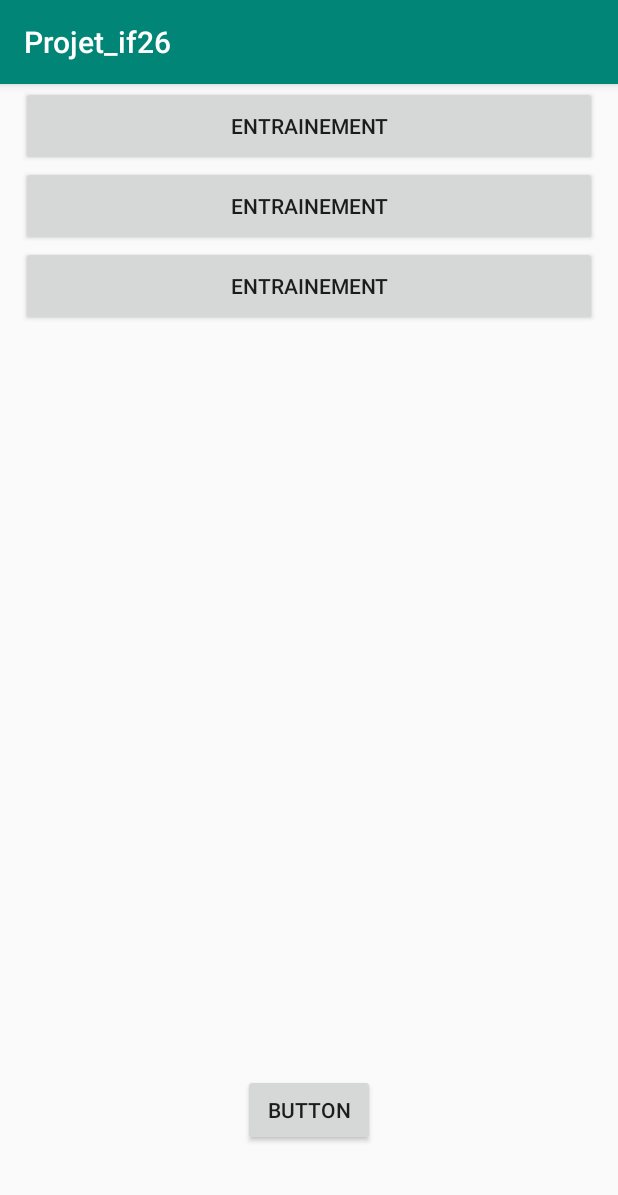
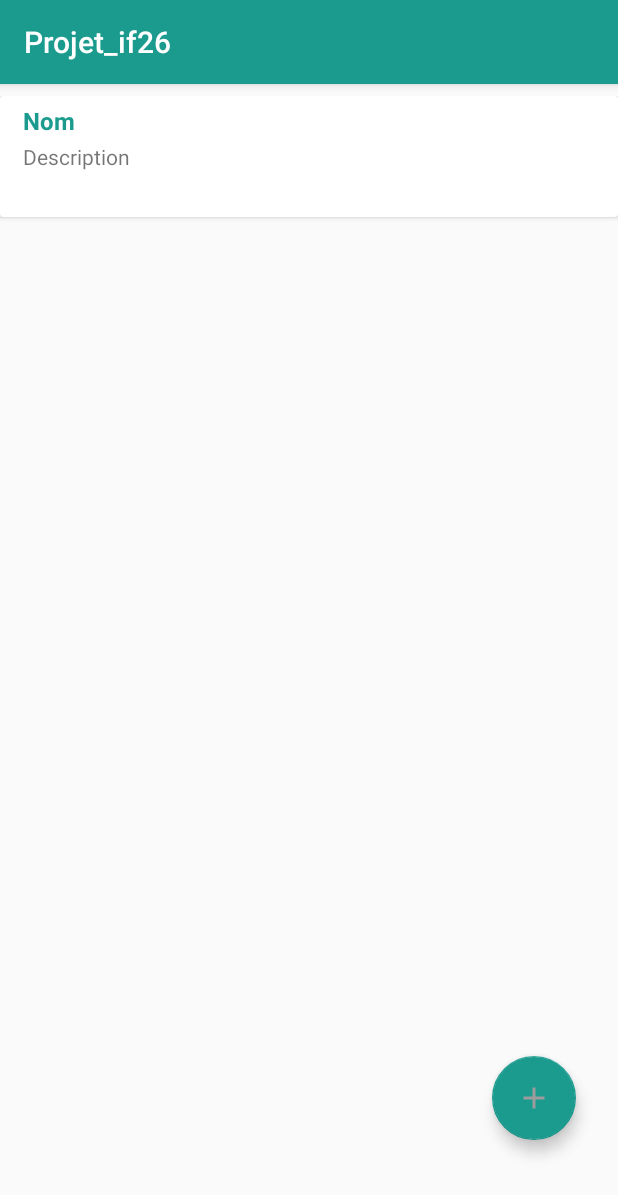
Before and after one commit to tomherbin/Projet_if26, an Android app: the Home screen opened directly, with no data from a screen before it, on a phone screen of 412 x 824 dp. Shown: the top 1195 px of the screen. Run offline under Robolectric (Android 15) with nearby library versions, the phone set to English and light mode, and no system bars; 1 statement that could not run was skipped.

Commit message:
Suppression des fragments message et add

```diff
--- a/app/build.gradle
+++ b/app/build.gradle
@@ -68,7 +68,9 @@ dependencies {
     implementation 'com.android.support.constraint:constraint-layout:+'
     implementation 'android.arch.lifecycle:extensions:1.+'
 }
-
+dependencies {
+    implementation 'com.android.support:cardview-v7:28.0.0'
+}
 dependencies {
     implementation 'com.android.support:appcompat-v7:28.+'
     implementation 'com.android.support.constraint:constraint-layout:+'
--- a/app/src/main/java/com/example/tom/projet_if26/EntrainementPersistance.java
+++ b/app/src/main/java/com/example/tom/projet_if26/EntrainementPersistance.java
@@ -24,8 +24,9 @@ public class EntrainementPersistance extends SQLiteOpenHelper implements Persist
     // liste des attributs
     private static final String ATTRIBUT_TITRE_ENTRAINEMENT = "titreEntrainement";
     private static final String ATTRIBUT_KEY = "key";
+    private static final String ATTRIBUT_REPETITION = "repetition";
 
-
+/*
     // nom de la table
     private static final String TABLE_EXERCICE = "exercice";
     //attributs
@@ -33,19 +34,56 @@ public class EntrainementPersistance extends SQLiteOpenHelper implements Persist
     private static final String ATTRIBUT_EXERCICEKEY = "exerciceKey";
     private static final String ATTRIBUT_REPS = "reps";
     private static final String ATTRIBUT_SERIE = "serie";
+*/
 
 
-
-    public EntrainementPersistance(Context context) {
-        super(context, DATABASE_NAME, null, DATABASE_VERSION);
-
-        System.out.println("Banzaiiiii");
+    public EntrainementPersistance(Context context ) {
+        super(context, DATABASE_NAME, null, 1);
     }
 
+    public void onCreate(SQLiteDatabase db) {
+        final String table_entrainement_create =
+                "CREATE TABLE " + TABLE_ENTRAINEMENT + "(" +
+                        ATTRIBUT_KEY + "INTEGER PRIMARY KEY AUTOINCREMENT," +
+                        ATTRIBUT_TITRE_ENTRAINEMENT + " TEXT," +
+                        ATTRIBUT_REPETITION + "INTEGER)";
+        db.execSQL(table_entrainement_create);
+
+    }
+
+    public void onUpgrade(SQLiteDatabase db, int oldVersion, int newVersion) {
+        db.execSQL("DROP TABLE " + TABLE_ENTRAINEMENT);
+        onCreate(db);
+    }
+
+    public void addEntrainement(String nom) {
+        SQLiteDatabase db = this.getWritableDatabase();
+        ContentValues values = new ContentValues();
+        values.put(ATTRIBUT_TITRE_ENTRAINEMENT, nom);
+        values.put(ATTRIBUT_REPETITION,0);
+
+        db.insert(TABLE_ENTRAINEMENT, null, values);
+        db.close();
+    }
+
+    public Cursor getListEntrainement() {
+        SQLiteDatabase db = this.getReadableDatabase();
+        Cursor data = db.rawQuery("SELECT titreEntrainement FROM " + TABLE_ENTRAINEMENT,null);
+        return  data;
+
+    }
+    public void initData(){
+        PredefiniEntrainement liste = new PredefiniEntrainement();
+        for (ListeEntrainement l : liste.getListe()){
+            addEntrainement(l.getTitre());
+        }
+    }
+
+/*--------------------
     @Override
     public void onCreate(SQLiteDatabase db) {
 
-        final String table_exercice_create =
+       /* final String table_exercice_create =
                 "CREATE TABLE " + TABLE_EXERCICE + "(" +
                         ATTRIBUT_EXERCICEKEY + " TEXT primary key,"  +
                         ATTRIBUT_KEY + " TEXT primary key,"  +
@@ -56,17 +94,18 @@ public class EntrainementPersistance extends SQLiteOpenHelper implements Persist
         final String table_entrainement_create =
                 "CREATE TABLE " + TABLE_ENTRAINEMENT + "(" +
                         ATTRIBUT_KEY + "TEXT primary key,"  +
-                        ATTRIBUT_TITRE_ENTRAINEMENT + " TEXT)";
+                        ATTRIBUT_TITRE_ENTRAINEMENT + " TEXT, +" +
+                        ATTRIBUT_REPETITION +"INTEGER)";
 
 
-        final String fk = "ALTER TABLE" + TABLE_EXERCICE + "\n" +
-                "ADD CONSTRAINT fk_exercice_key FOREIGN KEY ("+ATTRIBUT_EXERCICEKEY+") REFERENCES "+TABLE_ENTRAINEMENT+"("+ATTRIBUT_EXERCICEKEY+"); ";
+       // final String fk = "ALTER TABLE" + TABLE_EXERCICE + "\n" +
+        //        "ADD CONSTRAINT fk_exercice_key FOREIGN KEY ("+ATTRIBUT_EXERCICEKEY+") REFERENCES "+TABLE_ENTRAINEMENT+"("+ATTRIBUT_EXERCICEKEY+"); ";
         db.execSQL(table_entrainement_create);
-        db.execSQL(table_exercice_create);
-        db.execSQL(fk);
-        System.out.println("Table créé : "+table_exercice_create);
+        //db.execSQL(table_exercice_create);
+       // db.execSQL(fk);
+       //System.out.println("Table créé : "+table_exercice_create);
         System.out.println("Table créé : "+table_entrainement_create);
-        System.out.println("Clé étrangère créée : "+fk);
+      //  System.out.println("Clé étrangère créée : "+fk);
 
 
     }
@@ -74,7 +113,7 @@ public class EntrainementPersistance extends SQLiteOpenHelper implements Persist
     @Override
     public void onUpgrade(SQLiteDatabase db, int oldVersion, int newVersion) {
 
-        db.execSQL("DROP TABLE "+TABLE_EXERCICE);
+     //   db.execSQL("DROP TABLE "+TABLE_EXERCICE);
         db.execSQL("DROP TABLE "+TABLE_ENTRAINEMENT);
         onCreate(db);
     }
@@ -104,7 +143,7 @@ public class EntrainementPersistance extends SQLiteOpenHelper implements Persist
 
     @Override
     public void initData() {
-
+System.out.println("Création");
 
 
 
@@ -135,7 +174,7 @@ public class EntrainementPersistance extends SQLiteOpenHelper implements Persist
         return p;
     }
 
-    */
+
 
 
     @Override
@@ -164,4 +203,6 @@ public class EntrainementPersistance extends SQLiteOpenHelper implements Persist
         return exercices;
 
     }
+
+  ---------------------  */
 }
--- a/app/src/main/java/com/example/tom/projet_if26/Home.java
+++ b/app/src/main/java/com/example/tom/projet_if26/Home.java
@@ -1,38 +1,57 @@
 package com.example.tom.projet_if26;
 
+import android.content.ContentValues;
 import android.content.Intent;
+import android.database.Cursor;
+import android.database.sqlite.SQLiteDatabase;
+import android.support.design.widget.FloatingActionButton;
+import android.support.v7.app.AlertDialog;
 import android.support.v7.app.AppCompatActivity;
 import android.os.Bundle;
 import android.view.View;
+import android.widget.ArrayAdapter;
 import android.widget.Button;
+import android.widget.EditText;
+import android.widget.ListAdapter;
 import android.widget.ListView;
 import android.widget.TextView;
 import android.widget.Toast;
 
 import com.example.tom.projet_if26.ui.home.HomeFragment;
 
+import java.lang.reflect.Array;
 import java.util.ArrayList;
+import java.util.List;
 
 public class Home extends AppCompatActivity {
-
-    private Button training;
-    private TextView mTextMessage;
+    private ListView lv;
+    private FloatingActionButton add;
 
 
     @Override
     protected void onCreate(Bundle savedInstanceState) {
         super.onCreate(savedInstanceState);
         setContentView(R.layout.home_activity);
+
         if (savedInstanceState == null) {
             getSupportFragmentManager().beginTransaction()
                     .replace(R.id.container, HomeFragment.newInstance())
                     .commitNow();
-
         }
 
 
 
+
+
+
+
+
     }
+
+     /*   public void dEntrainement() {
+            DialogEntrainement dialogEdit = new DialogEntrainement();
+            dialogEdit.show(getSupportFragmentManager(), "Ajouter entraînement");
+    }*/
 
 
 
--- a/app/src/main/java/com/example/tom/projet_if26/MainActivity.java
+++ b/app/src/main/java/com/example/tom/projet_if26/MainActivity.java
@@ -66,8 +66,6 @@ public class MainActivity extends AppCompatActivity {
 
 
 
-//db = new EntrainementPersistance(this);
-
 
     }
 
--- a/app/src/main/java/com/example/tom/projet_if26/PersistanceInterface.java
+++ b/app/src/main/java/com/example/tom/projet_if26/PersistanceInterface.java
@@ -4,9 +4,11 @@ import java.util.ArrayList;
 
 public interface PersistanceInterface {
 
+    // ajoute un Programme d'entrainement dans la base
+    public void addEntrainement(String nom);
+    public void initData();
+/*
 
-    // ajoute un Programme d'entrainement dans la base
-    public void addEntrainement(ProgrammeEntrainement p);
 
     // ajoute l'ensemble des Entrainements via la méthode getEntrainement
     public void initData();
@@ -26,5 +28,5 @@ public interface PersistanceInterface {
     // retourne l'ensemble des modules de la base
     public ArrayList<ProgrammeEntrainement> getAllEntrainements();
 
-
+*/
 }
--- a/app/src/main/java/com/example/tom/projet_if26/ui/home/HomeFragment.java
+++ b/app/src/main/java/com/example/tom/projet_if26/ui/home/HomeFragment.java
@@ -2,24 +2,35 @@ package com.example.tom.projet_if26.ui.home;
 
 import android.arch.lifecycle.ViewModelProviders;
 import android.content.Intent;
+import android.database.Cursor;
+import android.database.sqlite.SQLiteDatabase;
 import android.os.Bundle;
 import android.support.annotation.NonNull;
 import android.support.annotation.Nullable;
+import android.support.design.widget.FloatingActionButton;
 import android.support.v4.app.Fragment;
+import android.support.v7.app.AlertDialog;
 import android.view.LayoutInflater;
 import android.view.MenuItem;
 import android.view.View;
 import android.view.ViewGroup;
 import android.widget.Button;
+import android.widget.EditText;
+import android.widget.ListView;
 import android.widget.Toast;
 
 import com.example.tom.projet_if26.Entrainement;
+import com.example.tom.projet_if26.EntrainementPersistance;
+import com.example.tom.projet_if26.Home;
 import com.example.tom.projet_if26.MainActivity;
 import com.example.tom.projet_if26.R;
+
+import java.util.ArrayList;
 
 public class HomeFragment extends Fragment {
 
     private HomeViewModel mViewModel;
+    private EntrainementPersistance db ;
 
     public static HomeFragment newInstance() {
         return new HomeFragment();
@@ -36,6 +47,7 @@ public class HomeFragment extends Fragment {
     public View onCreateView(@NonNull LayoutInflater inflater, @Nullable ViewGroup container,
                              @Nullable Bundle savedInstanceState) {
         View v = inflater.inflate(R.layout.home_fragment, container, false);
+        db= new EntrainementPersistance(getContext());
         initUI(v);
         return v;
 
@@ -51,18 +63,38 @@ public class HomeFragment extends Fragment {
 
 
     private void initUI(View v){
-        Button button1 =(Button)v.findViewById(R.id.button);
-
-
-
-        button1.setOnClickListener(new View.OnClickListener() {
-
+        ListView lv = v.findViewById(R.id.lv);
+        FloatingActionButton add = (FloatingActionButton) v.findViewById(R.id.fba);
+        add.setOnClickListener( new View.OnClickListener() {
             @Override
             public void onClick(View v) {
-                startActivity(new Intent(getContext(), Entrainement.class));
+                AlertDialog.Builder mBuilder= new AlertDialog.Builder(getActivity());
+                View mView= getLayoutInflater().inflate(R.layout.dialog_entre,null);
+                final EditText nom= (EditText) mView.findViewById(R.id.editNom);
+                Button ok = (Button) mView.findViewById(R.id.btnOk);
 
+                ok.setOnClickListener(new View.OnClickListener(){
+                    @Override
+                    public void onClick(View v) {
+                        if(!nom.getText().toString().isEmpty()){
+
+                            Toast.makeText(getActivity(),
+                                    "Ajout réussi",Toast.LENGTH_SHORT).show();
+                            db.addEntrainement(nom.getText().toString());
+
+                        }else{
+                            Toast.makeText(getActivity(),
+                                    "Insérer un nom",Toast.LENGTH_SHORT).show();
+                        }
+                    }
+                });
+                mBuilder.setView(mView);
+                AlertDialog dialog =mBuilder.create();
+                dialog.show();
             }
         });
+        ArrayList<String> list = new ArrayList<>();
+        Cursor data = db.getListEntrainement();
     }
 
 
--- /dev/null
+++ b/app/src/main/res/drawable/ic_add_circle_black_24dp.xml
@@ -0,0 +1,5 @@
+<vector android:height="24dp" android:tint="#2C6771"
+    android:viewportHeight="24.0" android:viewportWidth="24.0"
+    android:width="24dp" xmlns:android="http://schemas.android.com/apk/res/android">
+    <path android:fillColor="#FF000000" android:pathData="M12,2C6.48,2 2,6.48 2,12s4.48,10 10,10 10,-4.48 10,-10S17.52,2 12,2zM17,13h-4v4h-2v-4L7,13v-2h4L11,7h2v4h4v2z"/>
+</vector>
--- a/app/src/main/res/layout/home_fragment.xml
+++ b/app/src/main/res/layout/home_fragment.xml
@@ -7,52 +7,77 @@
     android:layout_height="match_parent"
     tools:context=".ui.home.HomeFragment">
 
-    <Button
-        android:id="@+id/button"
-        android:layout_width="384dp"
-        android:layout_height="53dp"
-        android:layout_marginTop="1dp"
-        android:text="Entrainement"
+
+    <LinearLayout
+        android:layout_width="412dp"
+        android:layout_height="match_parent"
+        android:layout_marginTop="8dp"
+        android:orientation="vertical"
         app:layout_constraintEnd_toEndOf="parent"
         app:layout_constraintStart_toStartOf="parent"
-        app:layout_constraintTop_toTopOf="parent" />
+        app:layout_constraintTop_toTopOf="parent">
 
-    <Button
-        android:id="@+id/button2"
-        android:layout_width="384dp"
-        android:layout_height="53dp"
-        android:text="Entrainement"
-        app:layout_constraintEnd_toEndOf="parent"
-        app:layout_constraintStart_toStartOf="parent"
-        app:layout_constraintTop_toBottomOf="@+id/button" />
+        <android.support.v7.widget.CardView
+            android:layout_width="match_parent"
+            android:layout_height="wrap_content">
 
-    <Button
-        android:id="@+id/button3"
-        android:layout_width="384dp"
-        android:layout_height="53dp"
-        android:text="Entrainement"
-        app:layout_constraintEnd_toEndOf="parent"
-        app:layout_constraintStart_toStartOf="parent"
-        app:layout_constraintTop_toBottomOf="@+id/button2" />
+            <RelativeLayout
+                android:layout_width="match_parent"
+                android:layout_height="wrap_content">
 
-    <Button
-        android:id="@+id/button5"
+            </RelativeLayout>
+
+
+            <LinearLayout
+                android:layout_width="match_parent"
+                android:layout_height="wrap_content"
+                android:layout_marginLeft="15dp"
+                android:layout_marginTop="5dp"
+                android:orientation="vertical">
+
+                <TextView
+                    android:id="@+id/nomEntrainement"
+                    android:layout_width="match_parent"
+                    android:layout_height="match_parent"
+                    android:text="Nom"
+                    android:textColor="@color/colorPrimary"
+                    android:textSize="16sp"
+                    android:textStyle="bold" />
+
+                <LinearLayout
+                    android:layout_width="match_parent"
+                    android:layout_height="wrap_content"
+                    android:gravity="start"
+                    android:orientation="horizontal"
+                    android:paddingTop="3dp"
+                    android:paddingBottom="6dp">
+
+                    <TextView
+                        android:id="@+id/description"
+                        android:layout_width="300dp"
+                        android:layout_height="44dp"
+                        android:text="Description" />
+                </LinearLayout>
+
+            </LinearLayout>
+
+        </android.support.v7.widget.CardView>
+    </LinearLayout>
+
+    <android.support.design.widget.FloatingActionButton
+        android:id="@+id/fba"
         android:layout_width="wrap_content"
         android:layout_height="wrap_content"
-        android:layout_marginStart="8dp"
-        android:layout_marginEnd="8dp"
-        android:layout_marginBottom="60dp"
-        android:text="Button"
+        android:layout_marginEnd="28dp"
+        android:layout_marginBottom="64dp"
+        android:accessibilityTraversalBefore="@+id/lv"
+        android:clickable="true"
+        android:focusable="true"
+        android:src="@drawable/ic_add_black_24dp"
+        android:visibility="visible"
+        app:backgroundTint="@color/colorPrimary"
+        app:fabSize="normal"
         app:layout_constraintBottom_toBottomOf="parent"
-        app:layout_constraintEnd_toEndOf="parent"
-        app:layout_constraintStart_toStartOf="parent" />
-
-    <ListView
-        android:id="@+id/lv"
-        android:layout_width="368dp"
-        android:layout_height="227dp"
-        tools:layout_editor_absoluteX="8dp"
-        tools:layout_editor_absoluteY="168dp" />
-
+        app:layout_constraintEnd_toEndOf="parent" />
 
 </android.support.constraint.ConstraintLayout>
--- a/app/src/main/res/values/colors.xml
+++ b/app/src/main/res/values/colors.xml
@@ -1,6 +1,6 @@
 <?xml version="1.0" encoding="utf-8"?>
 <resources>
-    <color name="colorPrimary">#008577</color>
+    <color name="colorPrimary">#1a9b8e</color>
     <color name="colorPrimaryDark">#00574B</color>
     <color name="colorAccent">#D81B60</color>
 </resources>
--- a/app/src/main/res/values/strings.xml
+++ b/app/src/main/res/values/strings.xml
@@ -178,4 +178,8 @@
         "when a user tries to pick up one of cards.\n\n"
     </string>
     <string name="action_settings">Settings</string>
+    <string name="ajouter_un_entrainement">Ajouter un entraînement</string>
+    <string name="entrer_le_nom_de_votre_entrainement">Entrer le nom de votre entraînement</string>
+    <string name="nom">nom</string>
+    <string name="valider">Valider</string>
 </resources>
```
Also changed, not shown: app/src/main/java/com/example/tom/projet_if26/AdapterListeEntrainement.java (added, +40 -0 lines), app/src/main/java/com/example/tom/projet_if26/ListeEntrainement.java (added, +28 -0 lines), app/src/main/java/com/example/tom/projet_if26/PredefiniEntrainement.java (added, +38 -0 lines), app/src/main/java/com/example/tom/projet_if26/ProgrammeEntrainement.java (+7 -6 lines), app/src/main/res/layout/dialog_entre.xml (added, +39 -0 lines), app/src/main/res/layout/home_activity_2.xml (added, +65 -0 lines).
